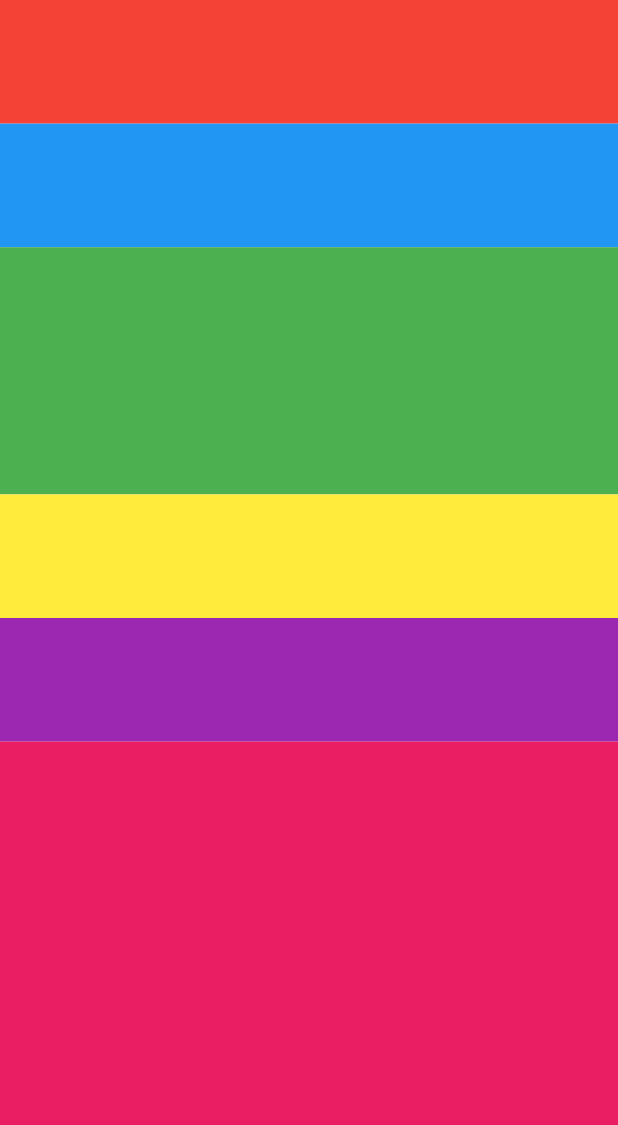
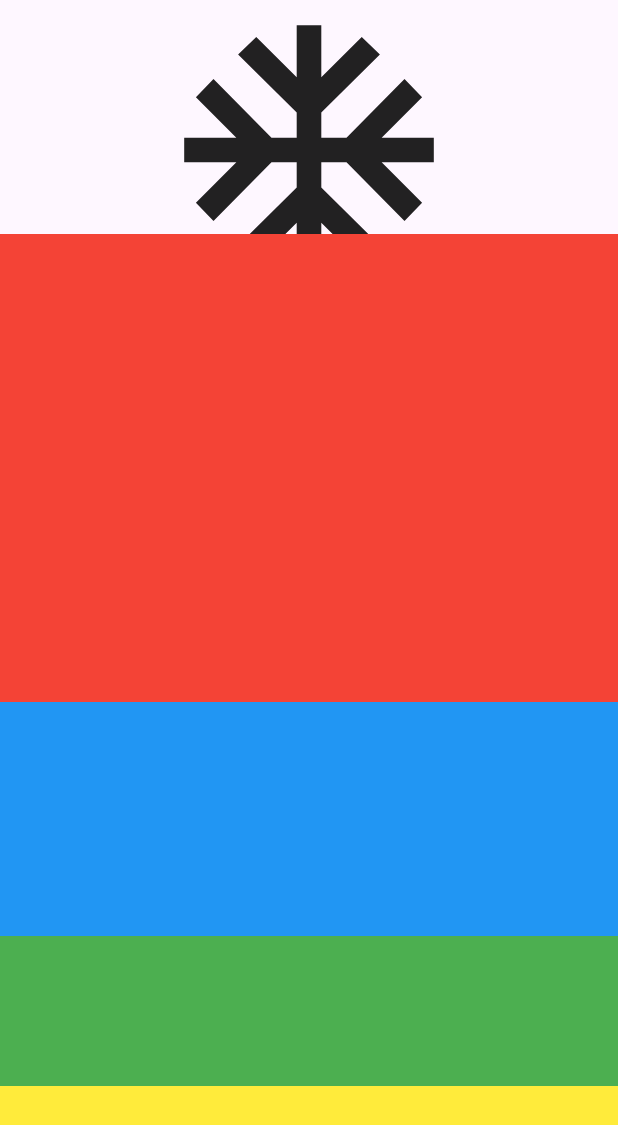
Before and after one commit to Mahmoud-Adel-Ali/responsive_examples, a Flutter app: the screen it shows after launch, on a phone screen of 412 x 824 dp. Shown: the top 1125 px of the screen. Run offline on Flutter 3.47's test engine with Material 3 defaults, Android fonts, the phone set to English and light mode, and no system bars.

Commit message:
Flexible

```diff
--- a/lib/home_view.dart
+++ b/lib/home_view.dart
@@ -1,6 +1,6 @@
 
 import 'package:flutter/material.dart';
-import 'package:responsive_widgets/widgets/expanded.dart';
+import 'package:responsive_widgets/widgets/flexible_and_fitted_box.dart';
 
 class HomeView extends StatelessWidget {
   const HomeView({super.key});
@@ -8,7 +8,7 @@ class HomeView extends StatelessWidget {
   @override
   Widget build(BuildContext context) {
     return const Scaffold(
-      body: ExpandedEx(),
+      body: FlexibleAndFittedBoxEx(),
     );
   }
 }
--- /dev/null
+++ b/lib/widgets/flexible_and_fitted_box.dart
@@ -0,0 +1,43 @@
+import 'package:flutter/material.dart';
+
+class FlexibleAndFittedBoxEx extends StatelessWidget {
+  const FlexibleAndFittedBoxEx({super.key});
+
+  @override
+  Widget build(BuildContext context) {
+    return Scaffold(
+      body: Column(
+        children: [
+          const Flexible(
+              child: Icon(
+            Icons.ac_unit,
+            size: 200,
+          )),
+          Expanded(
+            flex: 2,
+            child: Container(
+              height: 100,
+              color: Colors.red,
+            ),
+          ),
+          Expanded(
+            flex: 1,
+            child: Container(
+              height: 100,
+              color: Colors.blue,
+            ),
+          ),
+          Container(
+            height: 100,
+            color: Colors.green,
+          ),
+          Container(
+            height: 100,
+            color: Colors.yellow,
+          ),
+
+        ],
+      ),
+    );
+  }
+}
```
